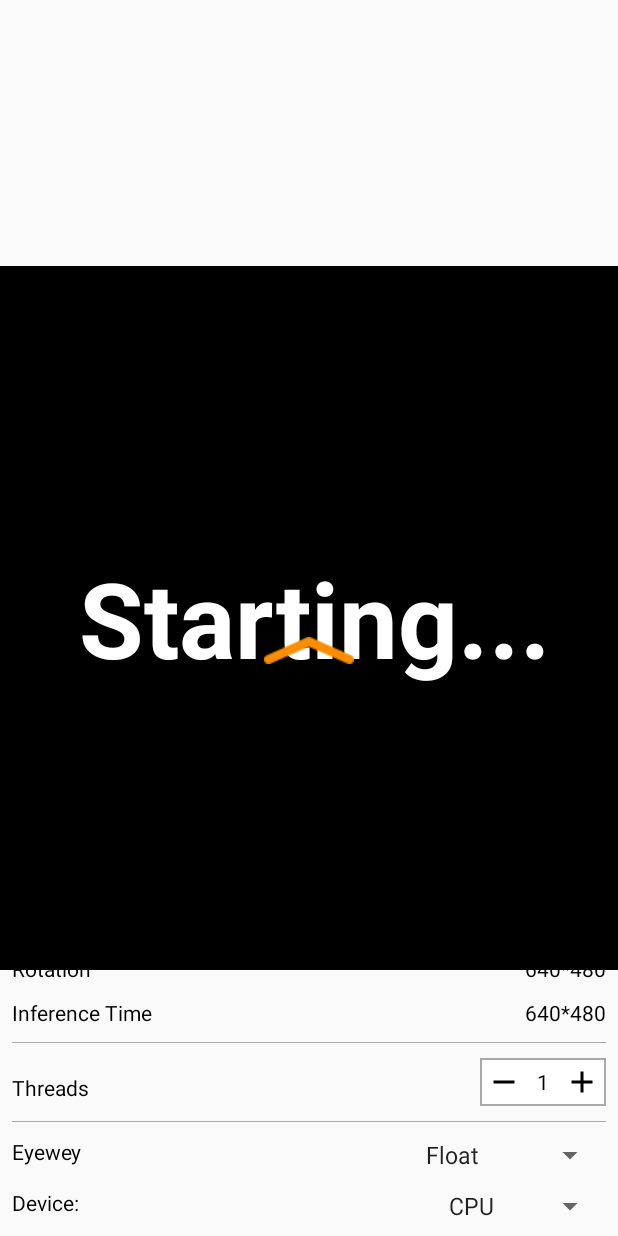
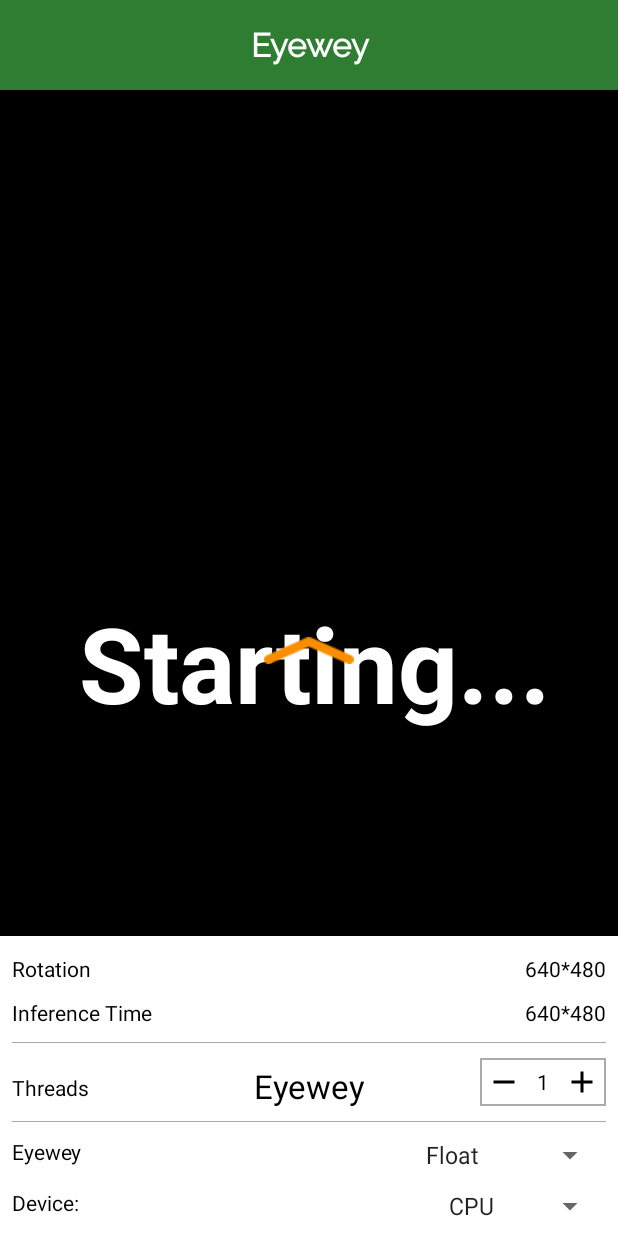
Before and after one commit to eyewey-platform/TLLite-Model-Testing-Android-App-Template, an Android app: the layout activity_camera_.xml on its own in the app's theme, with its tools: preview values and no code run, on a phone screen of 412 x 824 dp. Run offline under Robolectric (Android 15) with nearby library versions, the phone set to English and light mode, and no system bars.

Commit message:
Android App Template

```diff
--- a/app/src/main/AndroidManifest.xml
+++ b/app/src/main/AndroidManifest.xml
@@ -27,8 +27,6 @@
         android:allowBackup="true"
         android:icon="@mipmap/ic_launcher"
         android:label="@string/app_name"
-        android:roundIcon="@mipmap/ic_launcher_round"
-        android:supportsRtl="true"
         android:theme="@style/AppTheme">
 
         <activity
--- a/app/src/main/java/com/nexart/eyewey_detection/currency/CameraActivity.java
+++ b/app/src/main/java/com/nexart/eyewey_detection/currency/CameraActivity.java
@@ -92,7 +92,7 @@ public abstract class CameraActivity extends AppCompatActivity
             recognition2TextView,
             recognitionValueTextView,
             recognition1ValueTextView,
-      recognition2ValueTextView,FinalView;
+            recognition2ValueTextView, FinalView;
     protected TextView frameValueTextView,
             cropValueTextView,
             cameraResolutionTextView,
@@ -160,13 +160,11 @@ public abstract class CameraActivity extends AppCompatActivity
                         switch (newState) {
                             case BottomSheetBehavior.STATE_HIDDEN:
                                 break;
-              case BottomSheetBehavior.STATE_EXPANDED:
-                {
+                            case BottomSheetBehavior.STATE_EXPANDED: {
                                 bottomSheetArrowImageView.setImageResource(R.drawable.icn_chevron_down);
                             }
                             break;
-              case BottomSheetBehavior.STATE_COLLAPSED:
-                {
+                            case BottomSheetBehavior.STATE_COLLAPSED: {
                                 bottomSheetArrowImageView.setImageResource(R.drawable.icn_chevron_up);
                             }
                             break;
@@ -179,11 +177,12 @@ public abstract class CameraActivity extends AppCompatActivity
                     }
 
                     @Override
-          public void onSlide(@NonNull View bottomSheet, float slideOffset) {}
+                    public void onSlide(@NonNull View bottomSheet, float slideOffset) {
+                    }
                 });
 
         recognitionTextView = findViewById(R.id.detected_item);
-    FinalView =findViewById(R.id.Final);
+        FinalView = findViewById(R.id.Final);
         recognitionValueTextView = findViewById(R.id.detected_item_value);
         recognition1TextView = findViewById(R.id.detected_item1);
         recognition1ValueTextView = findViewById(R.id.detected_item1_value);
@@ -220,7 +219,9 @@ public abstract class CameraActivity extends AppCompatActivity
         return yuvBytes[0];
     }
 
-  /** Callback for android.hardware.Camera API */
+    /**
+     * Callback for android.hardware.Camera API
+     */
     @Override
     public void onPreviewFrame(final byte[] bytes, final Camera camera) {
         if (isProcessingFrame) {
@@ -265,7 +266,9 @@ public abstract class CameraActivity extends AppCompatActivity
         processImage();
     }
 
-  /** Callback for Camera2 API */
+    /**
+     * Callback for Camera2 API
+     */
     @Override
     public void onImageAvailable(final ImageReader reader) {
         // We need wait until we have some size from onPreviewSizeChosen
@@ -410,7 +413,7 @@ public abstract class CameraActivity extends AppCompatActivity
                         Toast.LENGTH_LONG)
                         .show();
             }
-      requestPermissions(new String[] {PERMISSION_CAMERA}, PERMISSIONS_REQUEST);
+            requestPermissions(new String[]{PERMISSION_CAMERA}, PERMISSIONS_REQUEST);
         }
     }
 
@@ -527,15 +530,16 @@ public abstract class CameraActivity extends AppCompatActivity
 
         if (results != null && results.size() >= 3) {
             Recognition recognition = results.get(0);
-      Toast.makeText(this, "Result "+ results.get(0).getTitle(), Toast.LENGTH_SHORT).show();
+            //Toast.makeText(this, "Result "+ results.get(0).getTitle(), Toast.LENGTH_SHORT).show();
             if (recognition != null) {
-        if (recognition.getTitle() != null){
+                if (recognition.getTitle() != null) {
+                    TextView textView = findViewById(R.id.text_item);
+                    textView.setText(recognition.getTitle());
                     // the final result will be displayed from here.
-          String s1=recognition.getTitle();
-          if(s1.equals("100_new_back") || s1.equals("100_new_front") ||s1.equals("100_old_back") ||s1.equals("100_old_back") )
-          {
+                    String s1 = recognition.getTitle();
+                    if (s1.equals("100_new_back") || s1.equals("100_new_front") || s1.equals("100_old_back") || s1.equals("100_old_back")) {
                         FinalView.setText("₹100");
-            final MediaPlayer mp100 = MediaPlayer.create(this,R.raw.a100);
+                        final MediaPlayer mp100 = MediaPlayer.create(this, R.raw.a100);
                         TextView tv = findViewById(R.id.Final);
                         tv.setOnClickListener(new View.OnClickListener() {
                             @Override
@@ -545,12 +549,9 @@ public abstract class CameraActivity extends AppCompatActivity
                         });
 
 
-
-          }
-          else if(s1.equals("10_new_back") || s1.equals("10_new_front") ||s1.equals("10_old_back") ||s1.equals("10_old_back") )
-          {
+                    } else if (s1.equals("10_new_back") || s1.equals("10_new_front") || s1.equals("10_old_back") || s1.equals("10_old_back")) {
                         FinalView.setText("₹10");
-            final MediaPlayer mp10 = MediaPlayer.create(this,R.raw.a10);
+                        final MediaPlayer mp10 = MediaPlayer.create(this, R.raw.a10);
                         TextView tv = findViewById(R.id.Final);
                         tv.setOnClickListener(new View.OnClickListener() {
                             @Override
@@ -559,12 +560,10 @@ public abstract class CameraActivity extends AppCompatActivity
                             }
                         });
 
-          }
-          else if(s1.equals("2000_back") ||s1.equals("2000_front"))
-          {
+                    } else if (s1.equals("2000_back") || s1.equals("2000_front")) {
                         FinalView.setText("₹2000");
                         TextView tv = findViewById(R.id.Final);
-            final MediaPlayer mp2000 = MediaPlayer.create(this,R.raw.a2000);
+                        final MediaPlayer mp2000 = MediaPlayer.create(this, R.raw.a2000);
 
                         tv.setOnClickListener(new View.OnClickListener() {
                             @Override
@@ -573,12 +572,10 @@ public abstract class CameraActivity extends AppCompatActivity
                             }
                         });
 
-          }
-          else if(s1.equals("200_back") ||s1.equals("200_front"))
-          {
+                    } else if (s1.equals("200_back") || s1.equals("200_front")) {
                         FinalView.setText("₹200");
                         TextView tv = findViewById(R.id.Final);
-            final MediaPlayer mp200 = MediaPlayer.create(this,R.raw.a200);
+                        final MediaPlayer mp200 = MediaPlayer.create(this, R.raw.a200);
                         tv.setOnClickListener(new View.OnClickListener() {
                             @Override
                             public void onClick(View v) {
@@ -586,12 +583,10 @@ public abstract class CameraActivity extends AppCompatActivity
                             }
                         });
 
-          }
-          else if(s1.equals("20_old_back") ||s1.equals("20_old_front" ))
-          {
+                    } else if (s1.equals("20_old_back") || s1.equals("20_old_front")) {
                         FinalView.setText("₹20");
                         TextView tv = findViewById(R.id.Final);
-            final MediaPlayer mp20 = MediaPlayer.create(this,R.raw.a20);
+                        final MediaPlayer mp20 = MediaPlayer.create(this, R.raw.a20);
                         tv.setOnClickListener(new View.OnClickListener() {
                             @Override
                             public void onClick(View v) {
@@ -599,25 +594,21 @@ public abstract class CameraActivity extends AppCompatActivity
                             }
                         });
 
-          }
-          else if(s1.equals("500_new_back") ||s1.equals("500_new_front"))
-          {
+                    } else if (s1.equals("500_new_back") || s1.equals("500_new_front")) {
                         FinalView.setText("₹500");
                         ///# RIP 500 old :-P
                         TextView tv = findViewById(R.id.Final);
-            final MediaPlayer mp500 = MediaPlayer.create(this,R.raw.a500);
+                        final MediaPlayer mp500 = MediaPlayer.create(this, R.raw.a500);
                         tv.setOnClickListener(new View.OnClickListener() {
                             @Override
                             public void onClick(View v) {
                                 mp500.start();
                             }
                         });
-          }
-          else if(s1.equals("50_new_back") || s1.equals("50_new_front") ||s1.equals("50_old_back") ||s1.equals("50_old_back") )
-          {
+                    } else if (s1.equals("50_new_back") || s1.equals("50_new_front") || s1.equals("50_old_back") || s1.equals("50_old_back")) {
                         FinalView.setText("₹50");
                         TextView tv = findViewById(R.id.Final);
-            final MediaPlayer mp50 = MediaPlayer.create(this,R.raw.a50);
+                        final MediaPlayer mp50 = MediaPlayer.create(this, R.raw.a50);
                         tv.setOnClickListener(new View.OnClickListener() {
                             @Override
                             public void onClick(View v) {
--- a/app/src/main/java/com/nexart/eyewey_detection/currency/ClassifierActivity.java
+++ b/app/src/main/java/com/nexart/eyewey_detection/currency/ClassifierActivity.java
@@ -142,7 +142,7 @@ public class ClassifierActivity extends CameraActivity implements OnImageAvailab
                                                     if (!lastObject.equals(result.getTitle())) {
                                                     MyApplication.speakerbox.unmute();
                                                     int confidence = (int) (result.getConfidence() * 100f);
-                                                    MyApplication.speakerbox.play("I am " + confidence + "%" + " sure that" + " this is " + result.getTitle());
+                                                    //MyApplication.speakerbox.play("I am " + confidence + "%" + " sure that" + " this is " + result.getTitle());
                                                     Log.e(TAG, "run: " + confidence);
                                                     //predictionTV.setText(result.getTitle() + " : " + confidence + "%");
                                                     lastObject = result.getTitle();
--- a/app/src/main/java/com/nexart/eyewey_detection/currency/tflite/ClassifierQuantizedMobileNet.java
+++ b/app/src/main/java/com/nexart/eyewey_detection/currency/tflite/ClassifierQuantizedMobileNet.java
@@ -54,12 +54,12 @@ public class ClassifierQuantizedMobileNet extends Classifier {
     // you can download this file from
     // see build.gradle for where to obtain this file. It should be auto
     // downloaded into assets.
-    return "model_currency.tflite";
+    return "model.tflite";
   }
 
   @Override
   protected String getLabelPath() {
-    return "currency_labels.txt";
+    return "labels.txt";
   }
 
   @Override
--- a/app/src/main/res/layout/activity_camera_.xml
+++ b/app/src/main/res/layout/activity_camera_.xml
@@ -21,8 +21,27 @@
 
     <RelativeLayout
         android:layout_width="match_parent"
+        android:layout_height="60dp"
+        android:background="@color/colorPrimaryDark">
+
+        <TextView
+            android:layout_width="match_parent"
+            android:layout_height="match_parent"
+            android:text="Eyewey"
+            android:gravity="center"
+            android:textColor="@color/white"
+            android:textStyle="bold"
+            android:fontFamily="@font/raleway_regular"
+            android:textSize="22sp"/>
+
+    </RelativeLayout>
+
+
+    <RelativeLayout
+        android:layout_width="match_parent"
         android:layout_height="match_parent"
         android:background="#00000000"
+        android:layout_marginTop="60dp"
         android:orientation="vertical">
 
 
@@ -30,19 +49,19 @@
             xmlns:tools="http://schemas.android.com/tools"
             android:id="@+id/container"
             android:layout_width="match_parent"
-            android:layout_height="469dp"
+            android:layout_height="match_parent"
             android:layout_alignParentStart="true"
             android:layout_centerVertical="true"
             android:background="@android:color/black"
             tools:context="org.tensorflow.lite.examples.classification.CameraActivity" />
 
-
         <androidx.appcompat.widget.Toolbar
             android:id="@+id/toolbar"
             android:layout_width="match_parent"
-            android:layout_height="?attr/actionBarSize"
+            android:layout_height="60dp"
             android:layout_alignParentTop="true"
             android:alpha="0"
+            android:elevation="10dp"
             android:background="@color/transparent" />
 
         <TextView
@@ -59,6 +78,25 @@
             android:textSize="70sp"
             android:textStyle="bold" />
 
+        <RelativeLayout
+            android:layout_width="match_parent"
+            android:background="@color/white"
+            android:gravity="center"
+            android:layout_alignParentBottom="true"
+            android:layout_height="200dp">
+
+            <TextView
+                android:id="@+id/text_item"
+                android:layout_width="wrap_content"
+                android:layout_height="wrap_content"
+                android:text="@string/app_name"
+                android:textColor="@color/black"
+                android:gravity="center"
+                android:textSize="22sp"
+                android:layout_alignParentBottom="true"/>
+
+        </RelativeLayout>
+
     </RelativeLayout>
 
     <include
--- a/build.gradle
+++ b/build.gradle
@@ -7,7 +7,7 @@ buildscript {
         mavenCentral()
     }
     dependencies {
-        classpath 'com.android.tools.build:gradle:4.2.1'
+        classpath 'com.android.tools.build:gradle:3.6.1'
         classpath 'de.undercouch:gradle-download-task:3.4.3'
         classpath "org.jetbrains.kotlin:kotlin-gradle-plugin:$kotlin_version"
 
```
Also changed, not shown: app/src/main/res/drawable/logo_small.png, app/src/main/res/mipmap-hdpi/ic_launcher.png, app/src/main/res/mipmap-mdpi/ic_launcher.png, app/src/main/res/mipmap-xhdpi/ic_launcher.png, app/src/main/res/mipmap-xxhdpi/ic_launcher.png, app/src/main/res/mipmap-xxxhdpi/ic_launcher.png, gradle/wrapper/gradle-wrapper.properties. Lines whose indentation alone changed are shown as unchanged.
